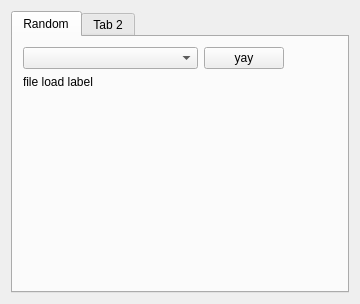
Qt form src/SideBar.ui (adickin/Md2-Viewer) before a commit.
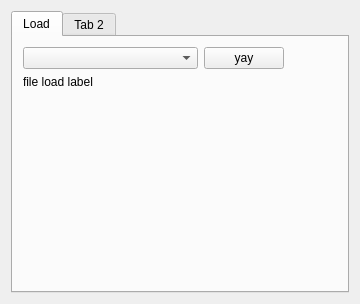
The same form after that commit.

The edit to the form file:
```diff
--- a/src/SideBar.ui
+++ b/src/SideBar.ui
@@ -30,7 +30,7 @@
        <bool>true</bool>
       </property>
       <attribute name="title">
-       <string>Random</string>
+       <string>Load</string>
       </attribute>
       <widget class="QWidget" name="">
        <property name="geometry">
```
Left out of the diff: 2 changed lines with no effect on the pictures.
